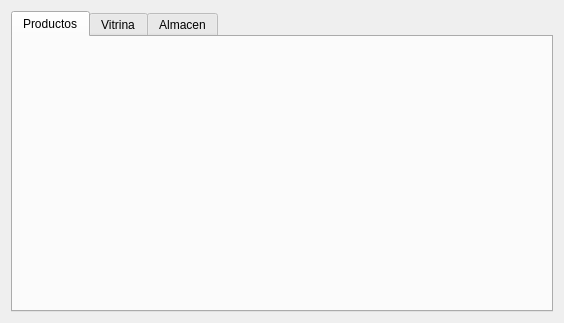
The window that venta/ui_busca_producto.ui (rodety/Jireh) describes before a commit, drawn with Qt 5.
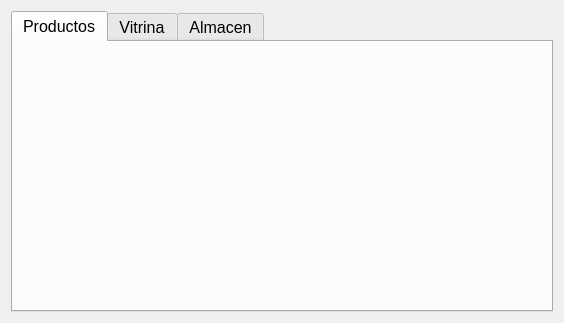
The same window after the commit. Icons and pictures are not drawn.

```diff
--- a/venta/ui_busca_producto.ui
+++ b/venta/ui_busca_producto.ui
@@ -10,6 +10,11 @@
     <height>323</height>
    </rect>
   </property>
+  <property name="font">
+   <font>
+    <pointsize>12</pointsize>
+   </font>
+  </property>
   <property name="windowTitle">
    <string>Form</string>
   </property>
```
